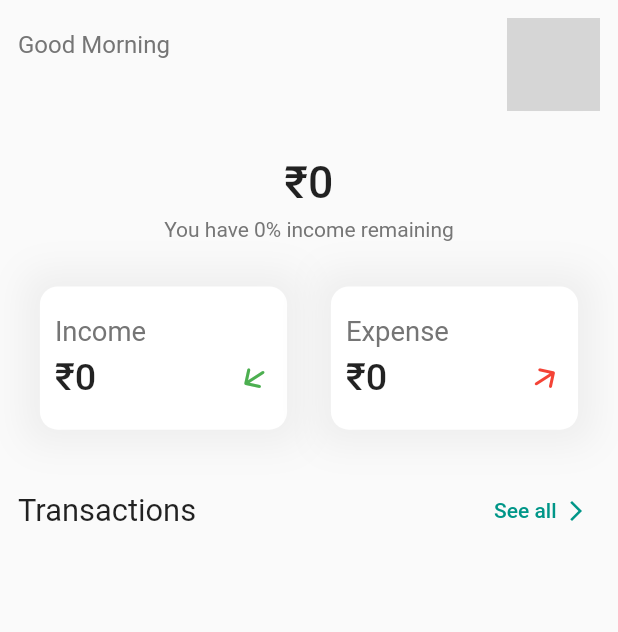
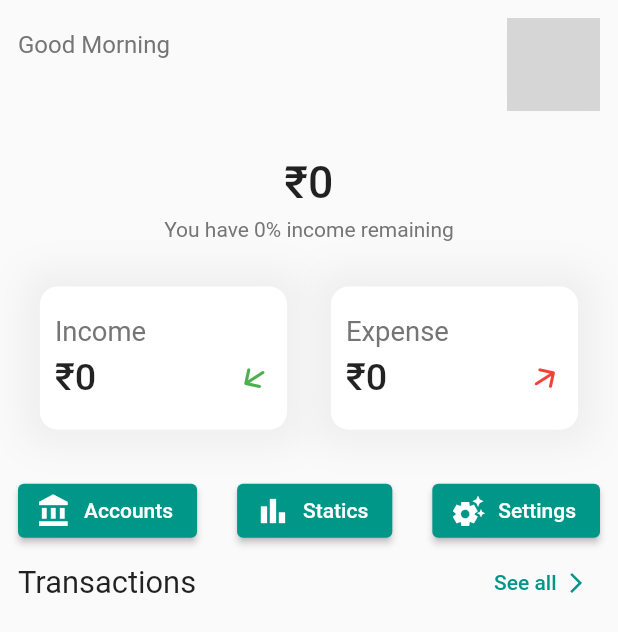
Before and after one commit to hareendranmg/lifelog, a Flutter app: the HomeView screen opened by its route, on a phone screen of 412 x 824 dp. Shown: the top 632 px of the screen. Run offline on Flutter 3.47's test engine with Material 2 defaults, Android fonts, the phone set to English and light mode, and no system bars; drawn by our look-alikes of cached_network_image; our stand-ins replace flutter_form_builder, flutter_screenutil, get, get_storage, image_cropper, image_picker and 2 more; accounts and stored records are empty; network calls fail; grey boxes are pictures that could not be loaded.

```diff
--- /dev/null
+++ b/lib/app/modules/accounts/controllers/accounts_controller.dart
@@ -0,0 +1,3 @@
+import 'package:get/get.dart';
+
+class AccountsController extends GetxController {}
--- a/lib/app/modules/home/views/home_view.dart
+++ b/lib/app/modules/home/views/home_view.dart
@@ -1,11 +1,11 @@
 import 'package:flutter/material.dart';
-import 'package:flutter_screenutil/flutter_screenutil.dart';
 import 'package:get/get.dart';
 
-import '../../../routes/app_pages.dart';
 import '../controllers/home_controller.dart';
 import 'widgets/account_area.dart';
 import 'widgets/header.dart';
+import 'widgets/quick_actions.dart';
+import 'widgets/transactions.dart';
 
 class HomeView extends GetView<HomeController> {
   @override
@@ -14,32 +14,13 @@ class HomeView extends GetView<HomeController> {
       body: SafeArea(
         child: ListView(
           padding: const EdgeInsets.all(12),
-          children: [
-            const Header(),
-            const SizedBox(height: 30),
-            const AccountArea(),
-            const SizedBox(height: 30),
-            Column(
-              children: [
-                Row(
-                  children: [
-                    Text('Transactions', style: TextStyle(fontSize: 18.sp)),
-                    const Spacer(),
-                    TextButton(
-                      onPressed: () => Get.toNamed(Routes.TRANSACTIONS),
-                      child: Row(
-                        children: const [
-                          Text('See all'),
-                          SizedBox(width: 5),
-                          Icon(Icons.arrow_forward_ios, size: 16)
-                        ],
-                      ),
-                    ),
-                  ],
-                ),
-                const SizedBox(height: 10),
-              ],
-            ),
+          children: const [
+            Header(),
+            SizedBox(height: 30),
+            AccountArea(),
+            SizedBox(height: 30),
+            QuickActions(),
+            Transactions(),
           ],
         ),
       ),
--- /dev/null
+++ b/lib/app/modules/home/views/widgets/quick_actions.dart
@@ -0,0 +1,34 @@
+import 'package:flutter/material.dart';
+import 'package:get/get.dart';
+
+import '../../../../routes/app_pages.dart';
+
+class QuickActions extends StatelessWidget {
+  const QuickActions({
+    Key? key,
+  }) : super(key: key);
+
+  @override
+  Widget build(BuildContext context) {
+    return Row(
+      mainAxisAlignment: MainAxisAlignment.spaceBetween,
+      children: [
+        ElevatedButton.icon(
+          onPressed: () => Get.toNamed(Routes.ACCOUNTS),
+          icon: const Icon(Icons.account_balance_sharp),
+          label: const Text('Accounts'),
+        ),
+        ElevatedButton.icon(
+          onPressed: () => Get.toNamed(Routes.STATICS),
+          icon: const Icon(Icons.bar_chart),
+          label: const Text('Statics'),
+        ),
+        ElevatedButton.icon(
+          onPressed: () => Get.toNamed(Routes.SETTINGS),
+          icon: const Icon(Icons.settings_suggest),
+          label: const Text('Settings'),
+        ),
+      ],
+    );
+  }
+}
--- /dev/null
+++ b/lib/app/modules/home/views/widgets/transactions.dart
@@ -0,0 +1,36 @@
+import 'package:flutter/material.dart';
+import 'package:flutter_screenutil/flutter_screenutil.dart';
+import 'package:get/get.dart';
+
+import '../../../../routes/app_pages.dart';
+
+class Transactions extends StatelessWidget {
+  const Transactions({
+    Key? key,
+  }) : super(key: key);
+
+  @override
+  Widget build(BuildContext context) {
+    return Column(
+      children: [
+        Row(
+          children: [
+            Text('Transactions', style: TextStyle(fontSize: 18.sp)),
+            const Spacer(),
+            TextButton(
+              onPressed: () => Get.toNamed(Routes.TRANSACTIONS),
+              child: Row(
+                children: const [
+                  Text('See all'),
+                  SizedBox(width: 5),
+                  Icon(Icons.arrow_forward_ios, size: 16)
+                ],
+              ),
+            ),
+          ],
+        ),
+        const SizedBox(height: 10),
+      ],
+    );
+  }
+}
--- a/lib/app/modules/root/views/root_view.dart
+++ b/lib/app/modules/root/views/root_view.dart
@@ -11,6 +11,7 @@ class RootView extends GetView<RootController> {
       value: const SystemUiOverlayStyle(
         statusBarColor: Colors.transparent,
         statusBarIconBrightness: Brightness.dark,
+        systemNavigationBarIconBrightness: Brightness.dark,
       ),
       child: GetBuilder<RootController>(
         builder: (_) => const Scaffold(
--- /dev/null
+++ b/lib/app/modules/settings/controllers/settings_controller.dart
@@ -0,0 +1,3 @@
+import 'package:get/get.dart';
+
+class SettingsController extends GetxController {}
--- /dev/null
+++ b/lib/app/modules/statics/controllers/statics_controller.dart
@@ -0,0 +1,3 @@
+import 'package:get/get.dart';
+
+class StaticsController extends GetxController {}
--- a/lib/app/routes/app_pages.dart
+++ b/lib/app/routes/app_pages.dart
@@ -1,5 +1,7 @@
 import 'package:get/get.dart';
 
+import '../modules/accounts/bindings/accounts_binding.dart';
+import '../modules/accounts/views/accounts_view.dart';
 import '../modules/home/bindings/home_binding.dart';
 import '../modules/home/views/home_view.dart';
 import '../modules/login/bindings/login_binding.dart';
@@ -10,6 +12,10 @@ import '../modules/register/bindings/register_binding.dart';
 import '../modules/register/views/register_view.dart';
 import '../modules/root/bindings/root_binding.dart';
 import '../modules/root/views/root_view.dart';
+import '../modules/settings/bindings/settings_binding.dart';
+import '../modules/settings/views/settings_view.dart';
+import '../modules/statics/bindings/statics_binding.dart';
+import '../modules/statics/views/statics_view.dart';
 import '../modules/transactions/bindings/transactions_binding.dart';
 import '../modules/transactions/views/transactions_view.dart';
 
@@ -51,5 +57,20 @@ class AppPages {
       page: () => TransactionsView(),
       binding: TransactionsBinding(),
     ),
+    GetPage(
+      name: _Paths.ACCOUNTS,
+      page: () => AccountsView(),
+      binding: AccountsBinding(),
+    ),
+    GetPage(
+      name: _Paths.SETTINGS,
+      page: () => SettingsView(),
+      binding: SettingsBinding(),
+    ),
+    GetPage(
+      name: _Paths.STATICS,
+      page: () => StaticsView(),
+      binding: StaticsBinding(),
+    ),
   ];
 }
--- a/lib/app/routes/app_routes.dart
+++ b/lib/app/routes/app_routes.dart
@@ -10,6 +10,9 @@ abstract class Routes {
   static const REGISTER = _Paths.REGISTER;
   static const PROFILE = _Paths.PROFILE;
   static const TRANSACTIONS = _Paths.TRANSACTIONS;
+  static const ACCOUNTS = _Paths.ACCOUNTS;
+  static const SETTINGS = _Paths.SETTINGS;
+  static const STATICS = _Paths.STATICS;
 }
 
 abstract class _Paths {
@@ -19,4 +22,7 @@ abstract class _Paths {
   static const REGISTER = '/register';
   static const PROFILE = '/profile';
   static const TRANSACTIONS = '/transactions';
+  static const ACCOUNTS = '/accounts';
+  static const SETTINGS = '/settings';
+  static const STATICS = '/statics';
 }
--- a/pubspec.yaml
+++ b/pubspec.yaml
@@ -18,6 +18,7 @@ dependencies:
   image_picker: ^0.8.3+3
   intl: ^0.17.0
   modal_progress_hud_nsn: ^0.1.0-nullsafety-1
+  smooth_page_indicator: ^1.0.0+2
   supabase_flutter: ^0.2.1
 
 dev_dependencies:
```
Also changed, not shown: lib/app/modules/accounts/bindings/accounts_binding.dart (added, +12 -0 lines), lib/app/modules/accounts/views/accounts_view.dart (added, +11 -0 lines), lib/app/modules/settings/bindings/settings_binding.dart (added, +12 -0 lines), lib/app/modules/settings/views/settings_view.dart (added, +11 -0 lines), lib/app/modules/statics/bindings/statics_binding.dart (added, +12 -0 lines), lib/app/modules/statics/views/statics_view.dart (added, +63 -0 lines), pubspec.lock.
